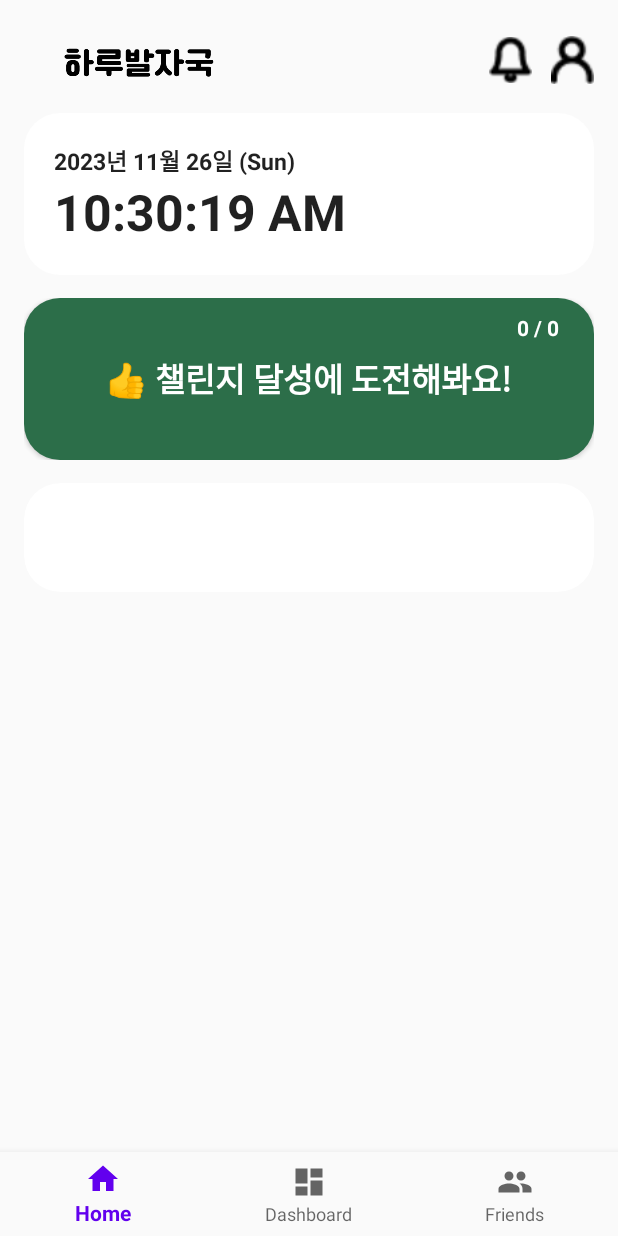
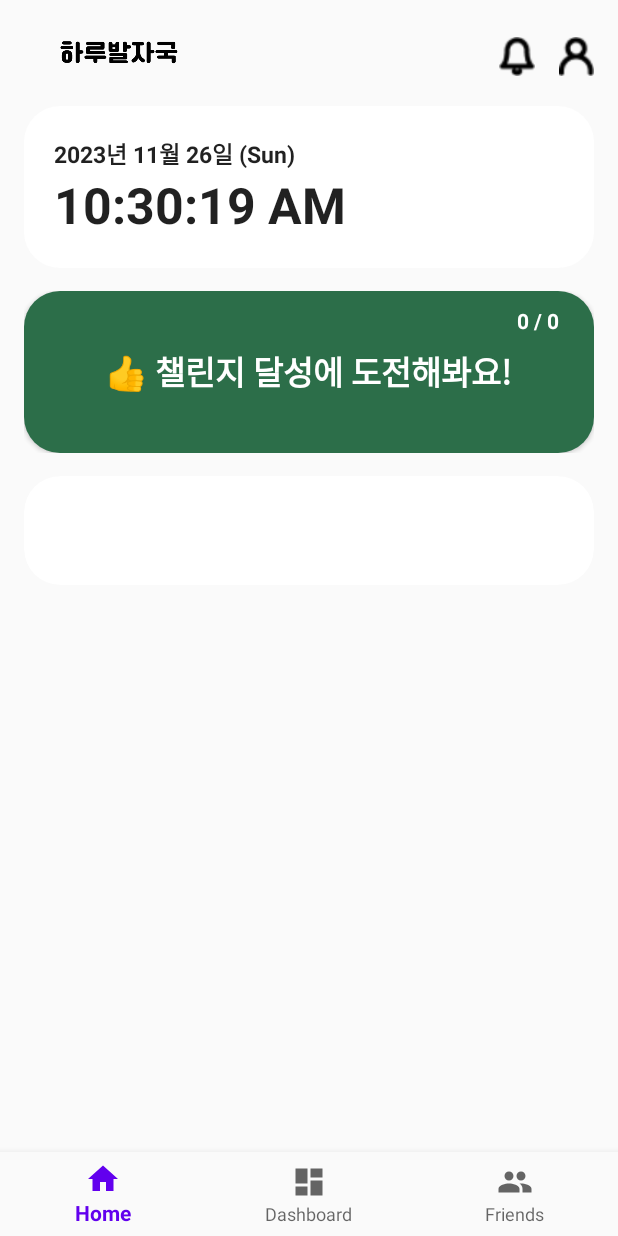
Before and after one commit to yubin425/DailyFootprint, an Android app: the HomeFragment screen opened directly, with no data from a screen before it, on a phone screen of 412 x 824 dp. Run offline under Robolectric (Android 15) with nearby library versions, the phone set to English and light mode, and no system bars; our stand-ins replace Firebase (no records; nobody signed in at launch, a user with empty details on screens opened directly), navigation-ui; 1 statement that could not run was skipped.

Commit message:
[feat] grass 갱신이 레이아웃 그대로 적용
연동 및 레이아웃 적용

```diff
--- a/app/src/main/java/com/example/dailyfootprint/ui/home/HomeFragment.kt
+++ b/app/src/main/java/com/example/dailyfootprint/ui/home/HomeFragment.kt
@@ -224,7 +224,7 @@ class HomeFragment : Fragment() {
         savedInstanceState: Bundle?
     ): View {
 
-//        addChallengeToFirebase()
+        addChallengeToFirebase()
         // 네비게이션 바 숨기기
         (activity as? AppCompatActivity)?.supportActionBar?.hide()
 
--- a/app/src/main/res/layout/fragment_home.xml
+++ b/app/src/main/res/layout/fragment_home.xml
@@ -30,41 +30,50 @@
                 android:orientation="vertical">
 
                 <LinearLayout
-                    android:layout_width="wrap_content"
-                    android:layout_height="40sp"
+                    android:layout_width="match_parent"
+                    android:layout_height="35sp"
                     android:orientation="horizontal">
 
                     <ImageView
                         android:id="@+id/imagelogo"
-                        android:layout_width="145dp"
-                        android:layout_height="40dp"
+                        android:layout_width="wrap_content"
+                        android:layout_height="match_parent"
                         android:layout_margin="5dp"
-                        android:layout_weight="2"
+                        android:layout_weight="4"
                         app:srcCompat="@drawable/logo_word_black" />
 
                     <Space
-                        android:layout_width="159dp"
+                        android:layout_width="match_parent"
                         android:layout_height="match_parent"
-                        android:layout_weight="2" />
+                        android:layout_weight="3" />
+
+                    <LinearLayout
+                        android:layout_width="match_parent"
+                        android:layout_height="match_parent"
+                        android:layout_weight="5"
+                        android:orientation="horizontal">
 
                         <ImageView
                             android:id="@+id/imagebell"
-                        android:layout_width="30dp"
+                            android:layout_width="match_parent"
                             android:layout_height="match_parent"
-                        android:layout_weight="1"
+                            android:layout_weight="10"
+                            app:layout_constraintEnd_toEndOf="@id/imageprofile"
                             app:srcCompat="@drawable/icon_bell" />
 
                         <Space
-                        android:layout_width="15dp"
+                            android:layout_width="40dp"
                             android:layout_height="match_parent"
-                        android:layout_weight="2" />
+                            android:layout_weight="6" />
 
                         <ImageView
                             android:id="@+id/imageprofile"
-                        android:layout_width="30dp"
+                            android:layout_width="match_parent"
                             android:layout_height="match_parent"
-                        android:layout_weight="1"
+                            android:layout_weight="10"
+                            app:layout_constraintEnd_toEndOf="parent"
                             app:srcCompat="@drawable/icon_user" />
+                    </LinearLayout>
 
                 </LinearLayout>
 
```
Lines whose indentation alone changed are shown as unchanged.
